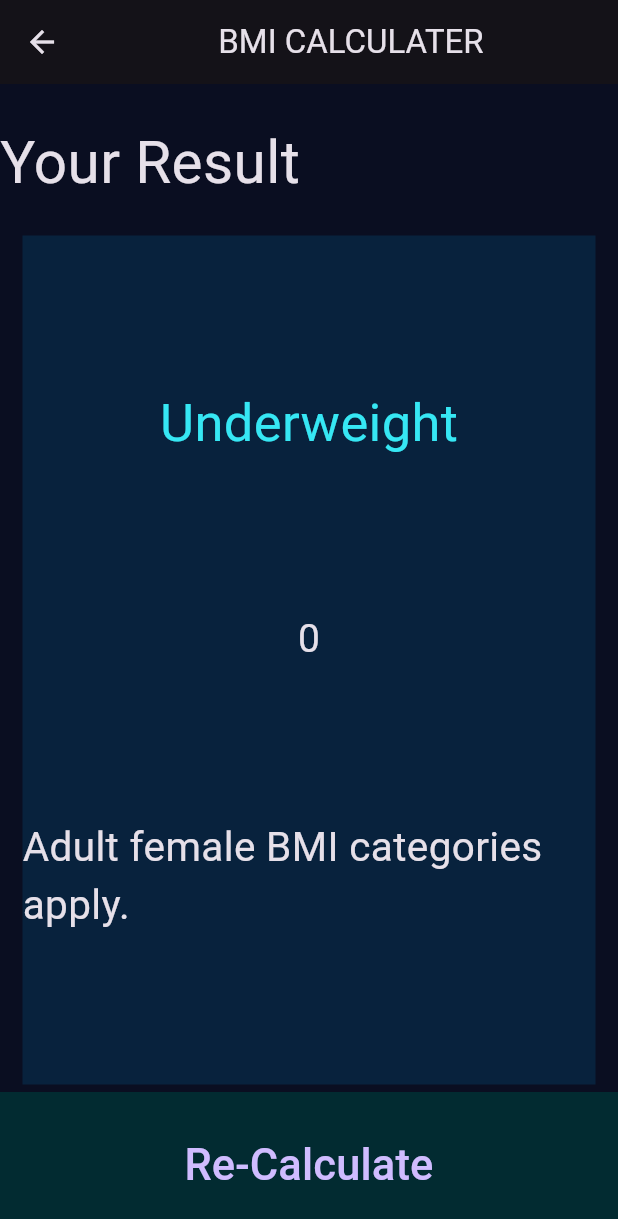
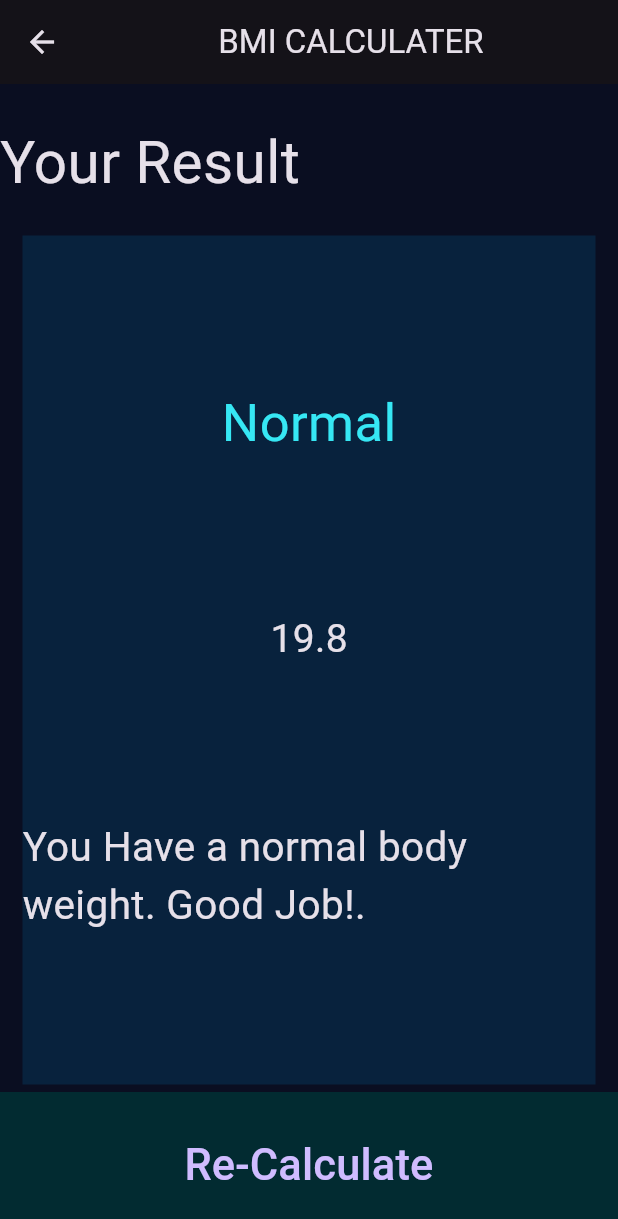
Before and after one commit to jodahe1/Flutter_Projects, a Flutter app: the screen it shows after launch, after a tap on "Calculate", on a phone screen of 412 x 824 dp. Shown: the top 1219 px of the screen. Run offline on Flutter 3.47's test engine with Material 3 defaults, Android fonts, the phone set to English and light mode, and no system bars; our stand-ins replace font_awesome_flutter; missing offline and left inert: dart:ffi.

Commit message:
Done Icon and some New Things might be added

```diff
--- a/bmi/lib/Calculation.dart
+++ b/bmi/lib/Calculation.dart
@@ -1,45 +1,34 @@
-class CalculateBmi {
-  final double weight; // in kg
-  final double height; // in meters
-  final String gender;
-  CalculateBmi(
-      {required this.gender, required this.weight, required this.height});
+import 'dart:math';
 
-  double calculateBMI() {
-    return weight / (height * height);
+class CalculatorBrain {
+  CalculatorBrain({required this.height, required this.weight});
+
+  final double height;
+  final double weight;
+  double _bmi = 0.0;
+  String calculateBMI() {
+    _bmi = weight / pow(height / 100, 2);
+    return _bmi.toStringAsFixed(1);
   }
 
-  String displayBMICategory(int age, double bmi) {
-    if (gender.toLowerCase() == "male") {
-      if (age < 18) {
-        return "For males under 18, BMI recommendations may vary.";
-      } else if (age >= 18 && age <= 65) {
-        return "Adult male BMI categories apply.";
-      } else {
-        return "For elderly males, consult special BMI ranges.";
-      }
-    } else if (gender.toLowerCase() == "female") {
-      if (age < 18) {
-        return "For females under 18, BMI recommendations may vary.";
-      } else if (age >= 18 && age <= 65) {
-        return "Adult female BMI categories apply.";
-      } else {
-        return "For elderly females, consult special BMI ranges.";
-      }
+  String getResult() {
+    if (_bmi >= 25) {
+      return 'Overweight';
+    } else if (_bmi >= 18.5) {
+      return 'Normal';
     } else {
-      return "Gender not recognized. Please specify 'male' or 'female'.";
+      return 'Under Weight';
     }
   }
 
-  String printBMICategory(double bmi) {
-    if (bmi < 18.5) {
-      return "Underweight";
-    } else if (bmi >= 18.5 && bmi < 24.9) {
-      return "Normal weight";
-    } else if (bmi >= 25 && bmi < 29.9) {
-      return "Overweight";
+   String getInterpritation() {
+    if (_bmi >= 25) {
+      return 'You Have a higher than normal body weight. try to exercise more.';
+    } else if (_bmi >= 18.5) {
+     return 'You Have a normal body weight. Good Job!.';
     } else {
-      return "Obese";
+   return 'You Have a Lower than normal body weight. You can it a bit more.';
     }
   }
+
 }
--- a/bmi/lib/ResultPage.dart
+++ b/bmi/lib/ResultPage.dart
@@ -40,7 +40,7 @@ class ResultPage extends StatelessWidget {
                 child: Container(
                   width: double.infinity,
                   color: const Color.fromARGB(255, 8, 34, 61),
-                  child:  Column(
+                  child: Column(
                     mainAxisAlignment: MainAxisAlignment.spaceEvenly,
                     children: [
                       Text(
@@ -72,7 +72,9 @@ class ResultPage extends StatelessWidget {
                           borderRadius: BorderRadius.zero, // Rectangular shape
                         ),
                         backgroundColor: Color.fromARGB(255, 2, 43, 49)),
-                    onPressed: () {},
+                    onPressed: () {
+                      Navigator.pop(context);
+                    },
                     child: Text(
                       'Re-Calculate',
                       style: TextStyle(fontSize: 29),
--- a/bmi/lib/input.dart
+++ b/bmi/lib/input.dart
@@ -19,14 +19,14 @@ class InputScreen extends StatefulWidget {
 }
 
 class _InputScreenState extends State<InputScreen> {
-  double _currentHeight = 180;
-  double _weight = 65.0;
+  double height = 180;
+  double weight = 65.0;
   int Age = 22;
   Color _mPassColor = const Color(0xFF0A0E21);
   Color _mActiveColor = const Color.fromARGB(255, 81, 88, 123);
   Color _fPassColor = const Color(0xFF0A0E21);
   Color _fActiveColor = const Color.fromARGB(255, 81, 88, 123);
-  double bmiresult = 0;
+  double bmiresultC = 0;
   @override
   Widget build(BuildContext context) {
     return Scaffold(
@@ -91,7 +91,7 @@ class _InputScreenState extends State<InputScreen> {
                     textBaseline: TextBaseline.alphabetic,
                     children: [
                       Text(
-                        _currentHeight.toInt().toString(),
+                        height.toInt().toString(),
                         style: const TextStyle(fontSize: 39),
                       ),
                       const Text(
@@ -101,14 +101,14 @@ class _InputScreenState extends State<InputScreen> {
                     ],
                   ),
                   Slider(
-                    value: _currentHeight,
+                    value: height,
                     min: 110,
                     max: 240,
                     divisions: 130,
-                    label: _currentHeight.toInt().toString(),
+                    label: height.toInt().toString(),
                     onChanged: (double newValue) {
                       setState(() {
-                        _currentHeight = newValue;
+                        height = newValue;
                       });
                     },
                   ),
@@ -122,10 +122,10 @@ class _InputScreenState extends State<InputScreen> {
               Expanded(
                 flex: 2,
                 child: WeightandAgeControl(
-                  Num: _weight,
+                  Num: weight,
                   onWeightChanged: (newWeight) {
                     setState(() {
-                      _weight = newWeight.toDouble();
+                      weight = newWeight.toDouble();
                     });
                   },
                   label: 'Weight',
@@ -165,22 +165,17 @@ class _InputScreenState extends State<InputScreen> {
                   onPressed: () {
                     setState(
                       () {
-                        CalculateBmi calculateBmi = CalculateBmi(
-                            gender: 'Female',
-                            weight: _weight,
-                            height: _currentHeight);
-                        bmiresult = calculateBmi.calculateBMI();
+                        CalculatorBrain calc =
+                            CalculatorBrain(height: height, weight: weight);
 
                         Navigator.push(
                           context,
                           MaterialPageRoute(
                             builder: (context) {
                               return ResultPage(
-                                  bmiResult: bmiresult.toStringAsFixed(0),
-                                  interpretation: calculateBmi
-                                      .displayBMICategory(Age, bmiresult),
-                                  resultText:
-                                      calculateBmi.printBMICategory(bmiresult));
+                                  bmiResult: calc.calculateBMI(),
+                                  resultText: calc.getResult(),
+                                  interpretation: calc.getInterpritation());
                             },
                           ),
                         );
```
